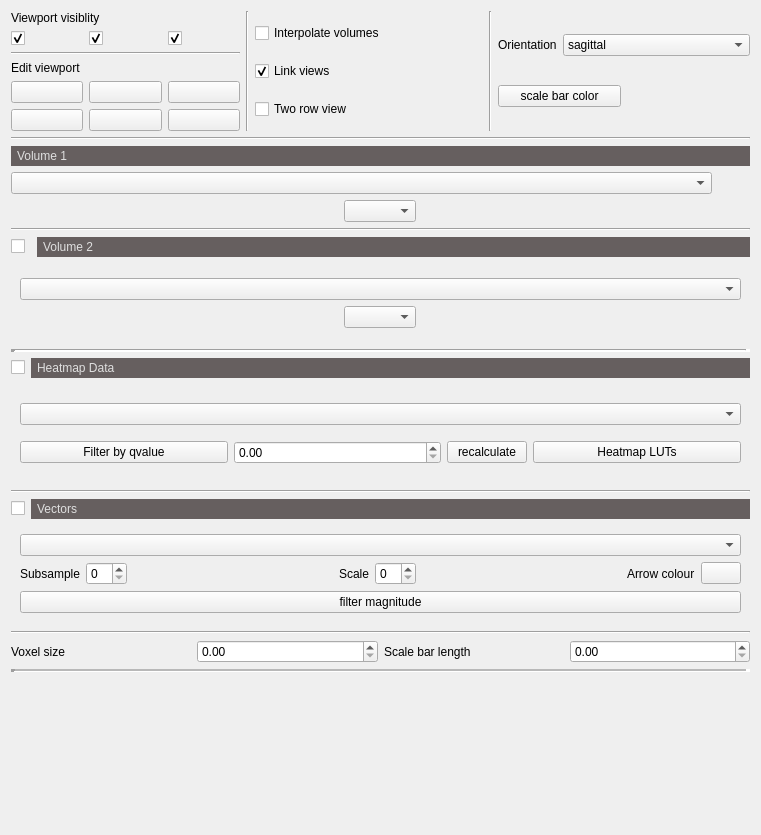
Old version of the form ui/ui_datatab.ui in the repository VCCRI/vpv.
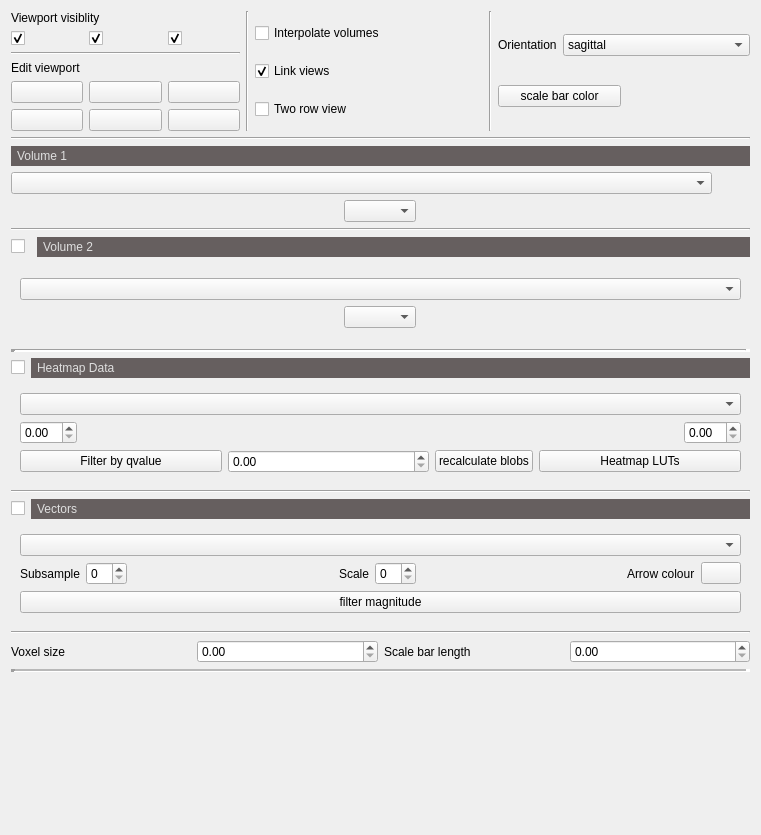
New version of the form. Icons and pictures are not drawn.

Diff of the .ui file:
```diff
--- a/ui/ui_datatab.ui
+++ b/ui/ui_datatab.ui
@@ -439,6 +439,29 @@
       <item>
        <widget class="QComboBox" name="comboBoxData"/>
       </item>
+      <item>
+       <layout class="QHBoxLayout" name="horizontalLayout_6">
+        <item>
+         <widget class="QDoubleSpinBox" name="doubleSpinBoxNegThresh"/>
+        </item>
+        <item>
+         <spacer name="horizontalSpacer">
+          <property name="orientation">
+           <enum>Qt::Horizontal</enum>
+          </property>
+          <property name="sizeHint" stdset="0">
+           <size>
+            <width>40</width>
+            <height>20</height>
+           </size>
+          </property>
+         </spacer>
+        </item>
+        <item>
+         <widget class="QDoubleSpinBox" name="doubleSpinBoxPosThresh"/>
+        </item>
+       </layout>
+      </item>
       <item>
        <layout class="QHBoxLayout" name="horizontalLayoutDataSliders"/>
       </item>
@@ -463,7 +486,7 @@
            </sizepolicy>
           </property>
           <property name="text">
-           <string>recalculate</string>
+           <string>recalculate blobs</string>
           </property>
          </widget>
         </item>
```
Left out of the diff: 1 changed line with no effect on the pictures.
